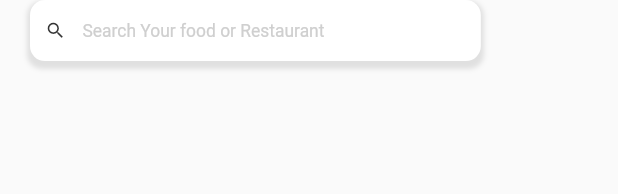
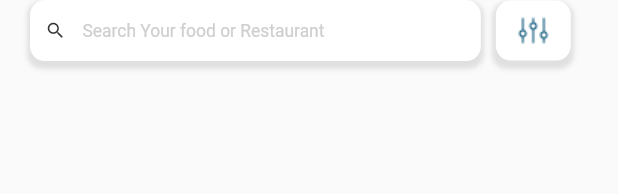
Before and after one commit to iremtekinn/foodapp2, a Flutter app: the SearchBar widget shown alone on an empty page, opened directly, on a phone screen of 412 x 824 dp. Shown: the top 194 px of the screen. Run offline on Flutter 3.47's test engine with Material 2 defaults, Android fonts, the phone set to English and light mode, and no system bars.

Commit message:
searchbar bitti

```diff
--- a/lib/widgets/searchbar.dart
+++ b/lib/widgets/searchbar.dart
@@ -39,17 +39,40 @@ class _SearchBarState extends State<SearchBar> {
            margin: EdgeInsets.only(left: 20.0),
             child:Row(
 
-              children: [SizedBox(width:10),
+              children: [
+                SizedBox(width:10),
                 Icon(Icons.search,
                 color:Color(0xff333333),
                 size:14
                 ),
                 SizedBox(width:11),
-                Expanded(child: Text("Search Your food or Restaurant",style:TextStyle(fontSize: 11.63,color:Color(0xffCFCFCF)))),
+                //Expanded(flex:2,child: Text("Search Your food or Restaurant",style:TextStyle(fontSize: 11.63,color:Color(0xffCFCFCF)))),
+                //Expanded(flex:1,child: Container(width:5,height:30,child:Image.asset("assets/filter.png"),color:Colors.pink),)
+                Text("Search Your food or Restaurant",style:TextStyle(fontSize: 11.63,color:Color(0xffCFCFCF))),
+                //Container(width:40,height:30,child:Image.asset("assets/filter.png"),color:Colors.pink),Container(width:5,height:30,child:Image.asset("assets/filter.png"),color:Colors.pink),
+
 
               ],
             )
-          )
+          ),
+          SizedBox(width:10),
+          Container(
+
+            width:50,height:40,child:Image.asset("assets/filter.png"),
+            decoration: BoxDecoration(
+              borderRadius: BorderRadius.circular(10),
+              color:Colors.white,
+             boxShadow: [
+              BoxShadow(
+                color: Colors.grey.shade300,
+                blurRadius:2.0,
+                spreadRadius: 2.0,
+                offset: Offset(0, 3.0)
+              )
+             ]
+            ),
+         ),
+
         ],)
     );
   }
```
Also changed, not shown: assets/filter.png (added).
